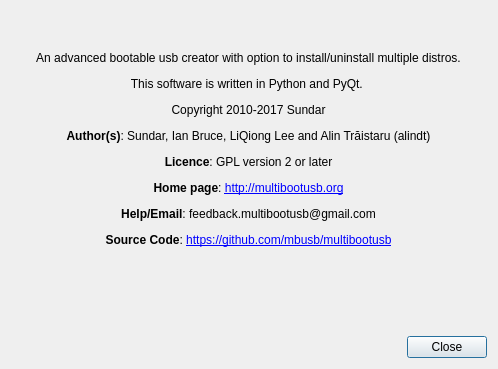
The window that scripts/gui/about.ui (mbusb/multibootusb) describes before a commit, drawn with Qt 5.
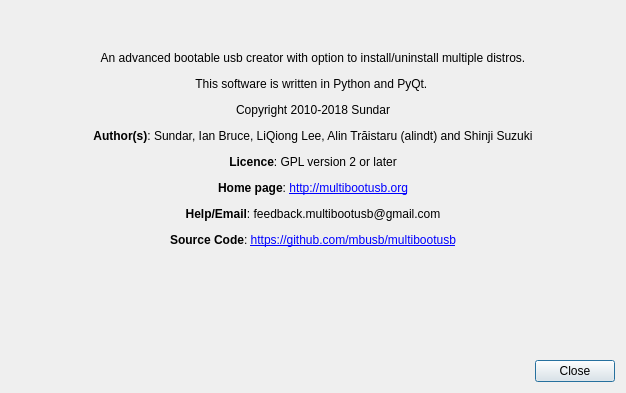
The same window after the commit.

```diff
--- a/scripts/gui/about.ui
+++ b/scripts/gui/about.ui
@@ -6,8 +6,8 @@
    <rect>
     <x>0</x>
     <y>0</y>
-    <width>498</width>
-    <height>369</height>
+    <width>626</width>
+    <height>393</height>
    </rect>
   </property>
   <property name="sizePolicy">
@@ -25,7 +25,7 @@
      <item row="1" column="1">
       <widget class="QLabel" name="label_6">
        <property name="text">
-        <string>&lt;html&gt;&lt;head/&gt;&lt;body&gt;&lt;p align=&quot;center&quot;&gt;An advanced bootable usb creator with option to install/uninstall multiple distros.&lt;/p&gt;&lt;p align=&quot;center&quot;&gt;This software is written in Python and PyQt. &lt;/p&gt;&lt;p align=&quot;center&quot;&gt;Copyright  2010-2017  Sundar&lt;/p&gt;&lt;p align=&quot;center&quot;&gt;&lt;span style=&quot; font-weight:600;&quot;&gt;Author(s)&lt;/span&gt;: Sundar, Ian Bruce, LiQiong Lee and Alin Trăistaru (alindt)&lt;/p&gt;&lt;p align=&quot;center&quot;&gt;&lt;span style=&quot; font-weight:600;&quot;&gt;Licence&lt;/span&gt;: GPL version 2 or later&lt;/p&gt;&lt;p align=&quot;center&quot;&gt;&lt;span style=&quot; font-weight:600;&quot;&gt;Home page&lt;/span&gt;: &lt;a href=&quot;http://multibootusb.org&quot;&gt;&lt;span style=&quot; text-decoration: underline; color:#0000ff;&quot;&gt;http://multibootusb.org&lt;/span&gt;&lt;/a&gt;&lt;/p&gt;&lt;p align=&quot;center&quot;&gt;&lt;span style=&quot; font-weight:600;&quot;&gt;Help/Email&lt;/span&gt;: feedback.multibootusb@gmail.com&lt;/p&gt;&lt;p align=&quot;center&quot;&gt;&lt;span style=&quot; font-weight:600;&quot;&gt;Source Code&lt;/span&gt;: &lt;a href=&quot;https://github.com/mbusb/multibootusb&quot;&gt;&lt;span style=&quot; text-decoration: underline; color:#0000ff;&quot;&gt;https://github.com/mbusb/multibootusb&lt;/span&gt;&lt;/a&gt;&lt;/p&gt;&lt;p&gt;&lt;br/&gt;&lt;/p&gt;&lt;/body&gt;&lt;/html&gt;</string>
+        <string>&lt;html&gt;&lt;head/&gt;&lt;body&gt;&lt;p align=&quot;center&quot;&gt;An advanced bootable usb creator with option to install/uninstall multiple distros.&lt;/p&gt;&lt;p align=&quot;center&quot;&gt;This software is written in Python and PyQt. &lt;/p&gt;&lt;p align=&quot;center&quot;&gt;Copyright 2010-2018 Sundar&lt;/p&gt;&lt;p align=&quot;center&quot;&gt;&lt;span style=&quot; font-weight:600;&quot;&gt;Author(s)&lt;/span&gt;: Sundar, Ian Bruce, LiQiong Lee, Alin Trăistaru (alindt) and Shinji Suzuki&lt;/p&gt;&lt;p align=&quot;center&quot;&gt;&lt;span style=&quot; font-weight:600;&quot;&gt;Licence&lt;/span&gt;: GPL version 2 or later&lt;/p&gt;&lt;p align=&quot;center&quot;&gt;&lt;span style=&quot; font-weight:600;&quot;&gt;Home page&lt;/span&gt;: &lt;a href=&quot;http://multibootusb.org&quot;&gt;&lt;span style=&quot; text-decoration: underline; color:#0000ff;&quot;&gt;http://multibootusb.org&lt;/span&gt;&lt;/a&gt;&lt;/p&gt;&lt;p align=&quot;center&quot;&gt;&lt;span style=&quot; font-weight:600;&quot;&gt;Help/Email&lt;/span&gt;: feedback.multibootusb@gmail.com&lt;/p&gt;&lt;p align=&quot;center&quot;&gt;&lt;span style=&quot; font-weight:600;&quot;&gt;Source Code&lt;/span&gt;: &lt;a href=&quot;https://github.com/mbusb/multibootusb&quot;&gt;&lt;span style=&quot; text-decoration: underline; color:#0000ff;&quot;&gt;https://github.com/mbusb/multibootusb&lt;/span&gt;&lt;/a&gt;&lt;/p&gt;&lt;p&gt;&lt;br/&gt;&lt;/p&gt;&lt;/body&gt;&lt;/html&gt;</string>
        </property>
       </widget>
      </item>
```
